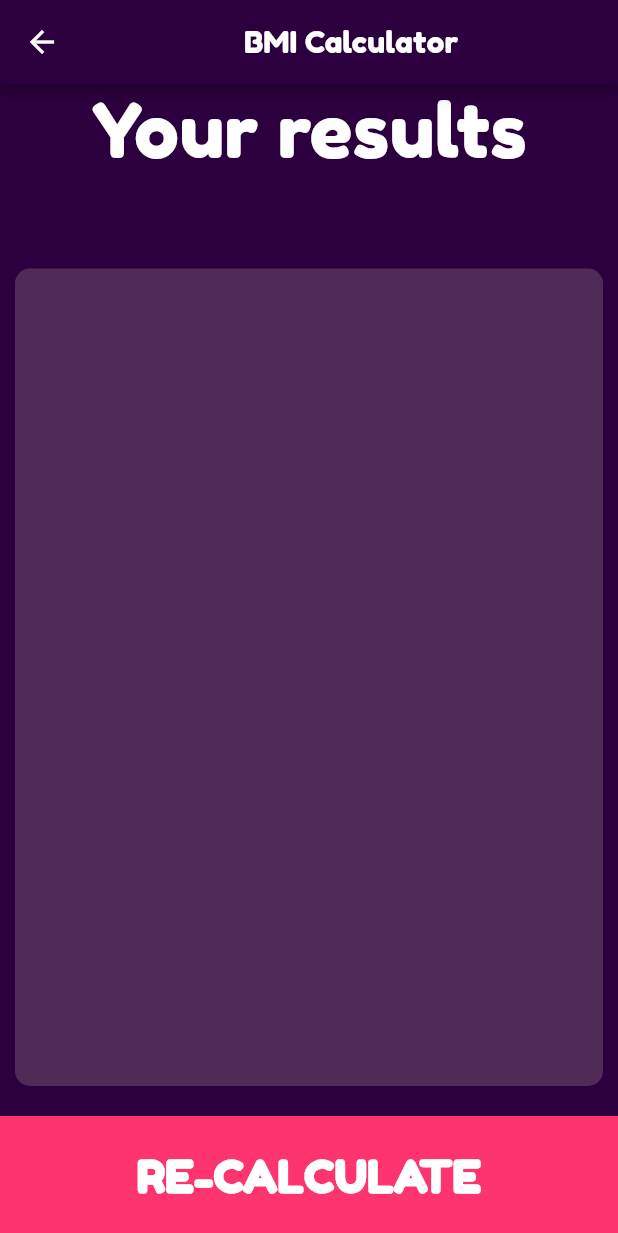
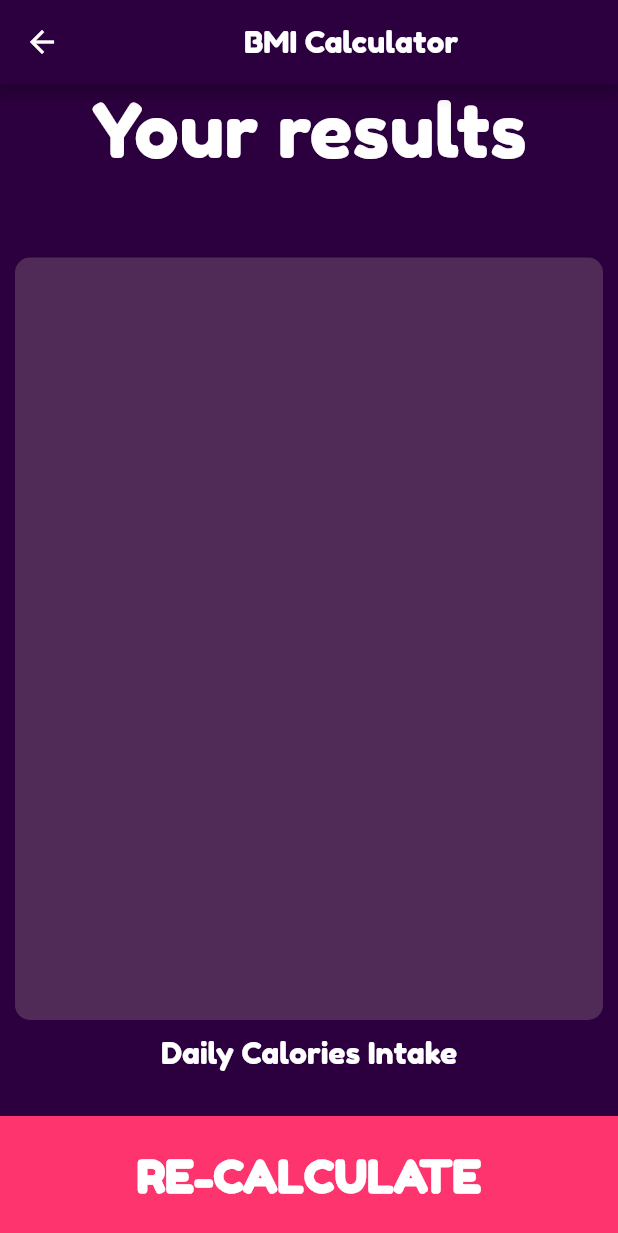
Before and after one commit to Harry-Chalcraft/bmi-calculator, a Flutter app: the ResultsPage screen opened directly with empty values, on a phone screen of 412 x 824 dp. Shown: the top 1233 px of the screen. Run offline on Flutter 3.47's test engine with Material 2 defaults, Android fonts, the phone set to English and light mode, and no system bars; our stand-ins replace font_awesome_flutter.

Commit message:
BMR estimation added.
Basic Metabolic Rate calculation added to the results page.

```diff
--- a/lib/constants.dart
+++ b/lib/constants.dart
@@ -28,7 +28,12 @@ const kCmTextStyle = TextStyle(
     fontFamily: 'FredokaOne',
     fontWeight: FontWeight.w200
 );
-
+const kDailyCalories = Text (
+    "Daily Calories Intake",
+    style:TextStyle(
+        fontFamily: 'FredokaOne',
+        fontSize: 20
+    ));
 
 class LargeBottomButton extends StatelessWidget {
 
@@ -101,3 +106,7 @@ class BmiResult extends StatelessWidget {
     );
   }
 }
+enum kGender {
+    male,
+    female
+}
--- a/lib/results_page.dart
+++ b/lib/results_page.dart
@@ -4,11 +4,12 @@ import 'constants.dart';
 
 class ResultsPage extends StatelessWidget {
 
-  ResultsPage({@required this.bmiResult,@required this.bmiNumber,@required this.bmiExplain});
+  ResultsPage({@required this.bmiResult,@required this.bmiNumber,@required this.bmiExplain,this.dailyCalories});
 
   final Widget bmiResult;
   final String bmiNumber;
   final Widget bmiExplain;
+  final Widget dailyCalories;
 
   @override
   Widget build(BuildContext context) {
@@ -41,6 +42,17 @@ class ResultsPage extends StatelessWidget {
               ),
             ),
           ),
+          Column(
+            mainAxisAlignment: MainAxisAlignment.center,
+            crossAxisAlignment: CrossAxisAlignment.stretch,
+            children: <Widget>[
+              Center(child: kDailyCalories),
+              Container(
+                  child: ReusableCard(
+                      mainColor: kActiveCardColor,
+                      cardChild: dailyCalories,
+                  )
+              )],),
           LargeBottomButton(
             text: "RE-CALCULATE",
             onPress: (){
```
Also changed, not shown: lib/calculator_brain.dart (+35 -1 lines), lib/input_page.dart (+12 -14 lines).
